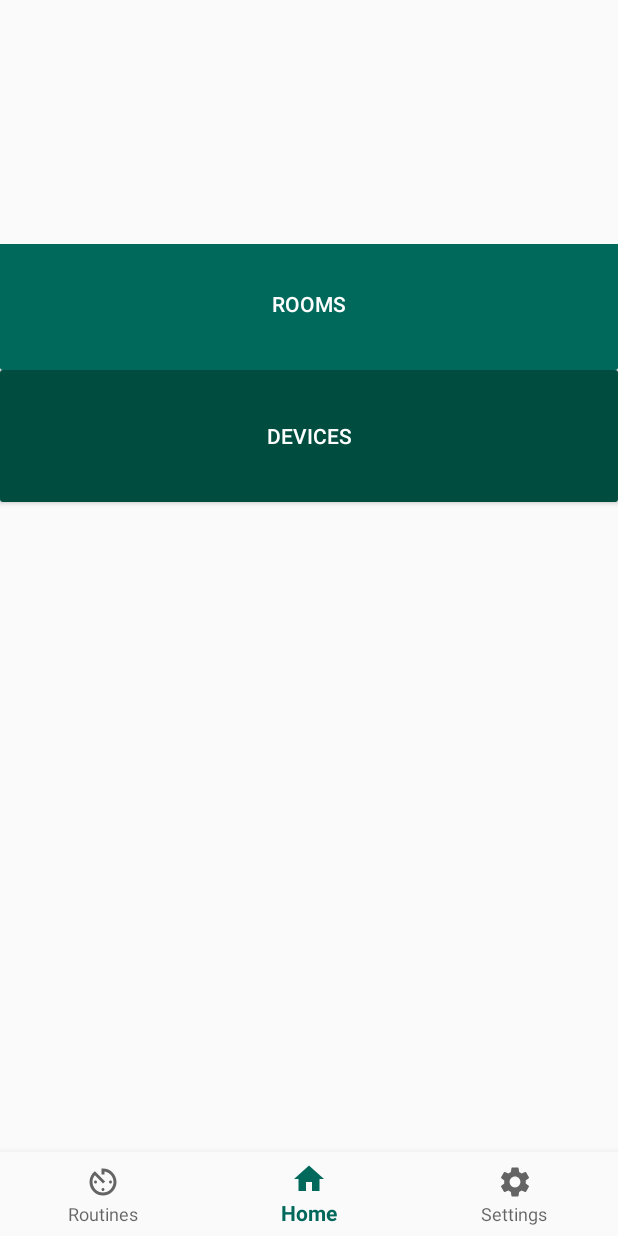
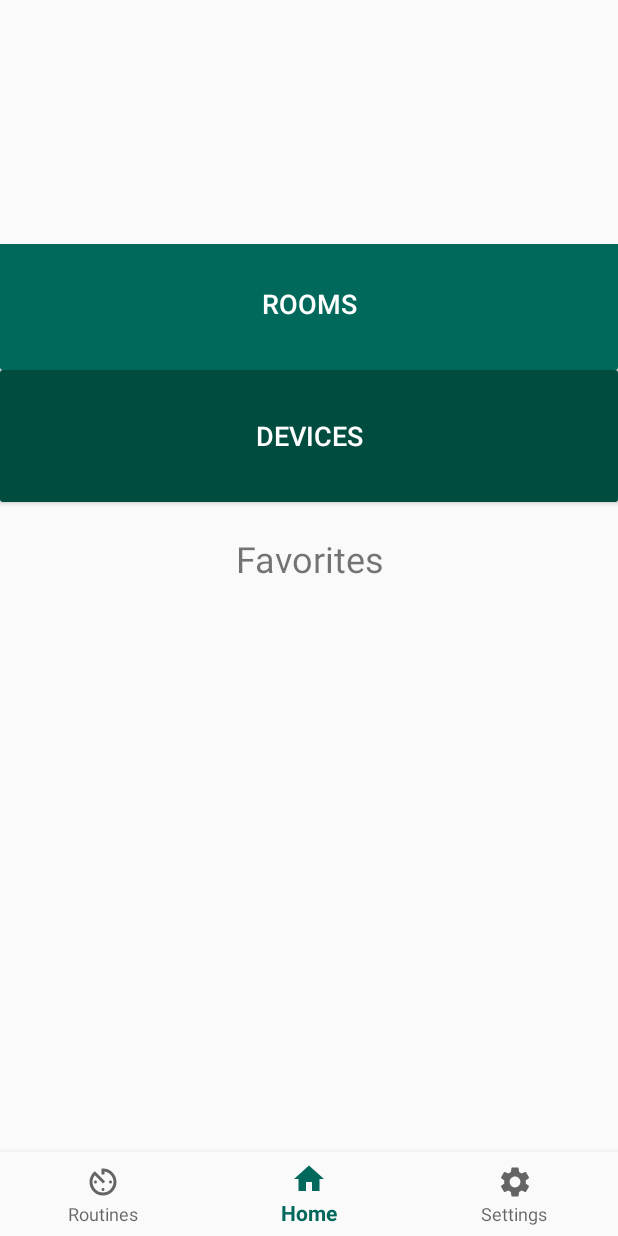
Before and after one commit to scottlin19/hci_mobile, an Android app: the screen it shows after launch (MainActivity), on a phone screen of 412 x 824 dp. Run offline under Robolectric (Android 15) with nearby library versions, the phone set to English and light mode, and no system bars; our stand-ins replace navigation-ui.

Commit message:
view elements

```diff
--- a/app/src/main/res/layout/fragment_home.xml
+++ b/app/src/main/res/layout/fragment_home.xml
@@ -29,7 +29,8 @@
             android:backgroundTint="@color/colorPrimary"
             android:minHeight="100dp"
             android:text="@string/title_rooms"
-            android:textColor="#FFFFFF" />
+            android:textColor="#FFFFFF"
+            android:textSize="18sp" />
 
         <Button
             android:id="@+id/button_devices"
@@ -41,6 +42,38 @@
             android:backgroundTint="@color/colorPrimaryDark"
             android:minHeight="100dp"
             android:text="@string/title_devices"
-            android:textColor="#FFFFFF" />
+            android:textColor="#FFFFFF"
+            android:textSize="18sp" />
+
+        <TextView
+            android:id="@+id/favoriteTitle"
+            android:layout_width="match_parent"
+            android:layout_height="wrap_content"
+            android:layout_marginTop="15dp"
+            android:layout_marginBottom="15dp"
+            android:text="@string/favoriteTitle"
+            android:textAlignment="center"
+            android:textSize="24sp" />
+
+        <TableLayout
+            android:layout_width="match_parent"
+            android:layout_height="match_parent">
+
+            <TableRow
+                android:layout_width="match_parent"
+                android:layout_height="match_parent" />
+
+            <TableRow
+                android:layout_width="match_parent"
+                android:layout_height="match_parent" />
+
+            <TableRow
+                android:layout_width="match_parent"
+                android:layout_height="match_parent" />
+
+            <TableRow
+                android:layout_width="match_parent"
+                android:layout_height="match_parent" />
+        </TableLayout>
     </LinearLayout>
 </androidx.constraintlayout.widget.ConstraintLayout>
```
Also changed, not shown: app/src/main/res/layout-land/fragment_settings.xml (+45 -0 lines), app/src/main/res/layout/fragment_settings.xml (+48 -1 lines), app/src/main/res/menu/menu_devices.xml (deleted, +0 -10 lines), app/src/main/res/values/strings.xml (+79 -75 lines), 1 other file.
